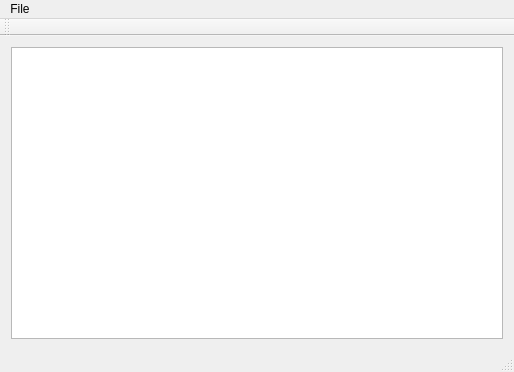
Above: mainwindow.ui from l0ki69/Text_Editor before the change. Below: the same form after it.
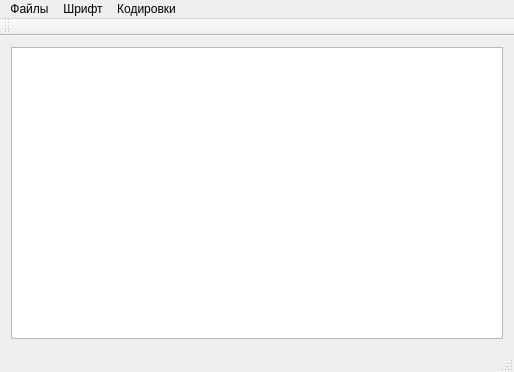
That is the form after the change.

```diff
--- a/mainwindow.ui
+++ b/mainwindow.ui
@@ -31,13 +31,35 @@
    </property>
    <widget class="QMenu" name="menuFile">
     <property name="title">
-     <string>File</string>
+     <string>Файлы</string>
     </property>
     <addaction name="createFile"/>
     <addaction name="saveFile"/>
-    <addaction name="openFile"/>
+   </widget>
+   <widget class="QMenu" name="menuFont">
+    <property name="title">
+     <string>Шрифт</string>
+    </property>
+    <addaction name="changeFontSize"/>
+    <addaction name="changeFontStyle"/>
+    <addaction name="separator"/>
+    <addaction name="changeFontColor"/>
+    <addaction name="changeBackgroundColor"/>
+    <addaction name="changeBackgroundTextColor"/>
+    <addaction name="separator"/>
+    <addaction name="changeSelect"/>
+   </widget>
+   <widget class="QMenu" name="menuKod">
+    <property name="title">
+     <string>Кодировки</string>
+    </property>
+    <addaction name="action_UTF_8"/>
+    <addaction name="action_KOI8_R"/>
+    <addaction name="action_Windows_1251"/>
    </widget>
    <addaction name="menuFile"/>
+   <addaction name="menuFont"/>
+   <addaction name="menuKod"/>
   </widget>
   <widget class="QToolBar" name="mainToolBar">
    <attribute name="toolBarArea">
```
Left out of the diff: 61 changed lines with no effect on the pictures.
